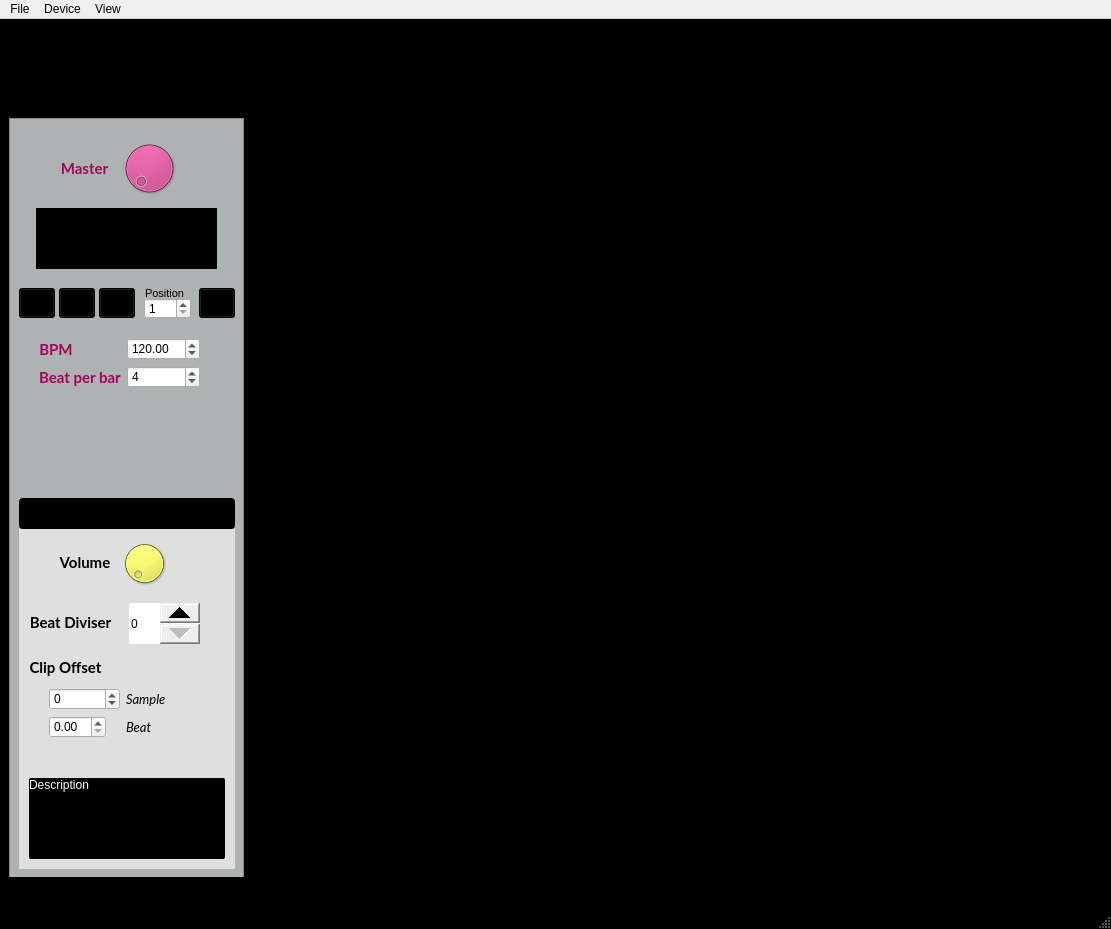
Vampouille/superboucle, file gui_ui.ui: the form before one commit.
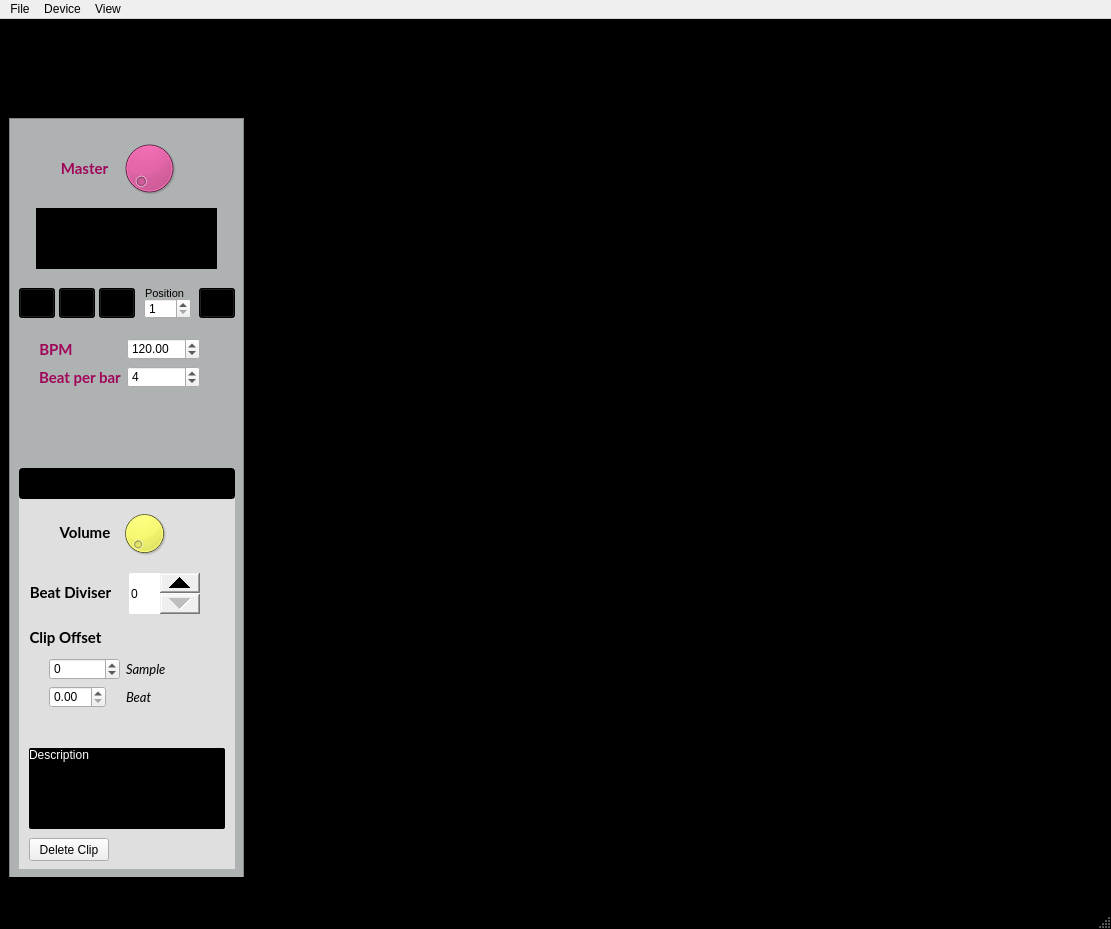
The form after the commit. Icons and pictures are not drawn. Custom widgets are drawn as their Qt base class.

Commit message:
Delete button on clip and add midi control for transport
Remove useless icons
Add delete button in clip info frame (close #2)
Add transport button in learn dialog (close #10)
Handle midi transport button
Redraw UI after editing device

The edit to the form file:
```diff
--- a/gui_ui.ui
+++ b/gui_ui.ui
@@ -155,9 +155,9 @@
           <property name="geometry">
            <rect>
             <x>10</x>
-            <y>380</y>
+            <y>350</y>
             <width>216</width>
-            <height>371</height>
+            <height>401</height>
            </rect>
           </property>
           <property name="styleSheet">
@@ -384,6 +384,19 @@
             </item>
            </layout>
           </widget>
+          <widget class="QPushButton" name="deleteButton">
+           <property name="geometry">
+            <rect>
+             <x>10</x>
+             <y>370</y>
+             <width>80</width>
+             <height>23</height>
+            </rect>
+           </property>
+           <property name="text">
+            <string>Delete Clip</string>
+           </property>
+          </widget>
          </widget>
          <widget class="QPushButton" name="startButton">
           <property name="geometry">
```
Left out of the diff: 22 changed lines with no effect on the pictures. The commit also changes 28 other files.
